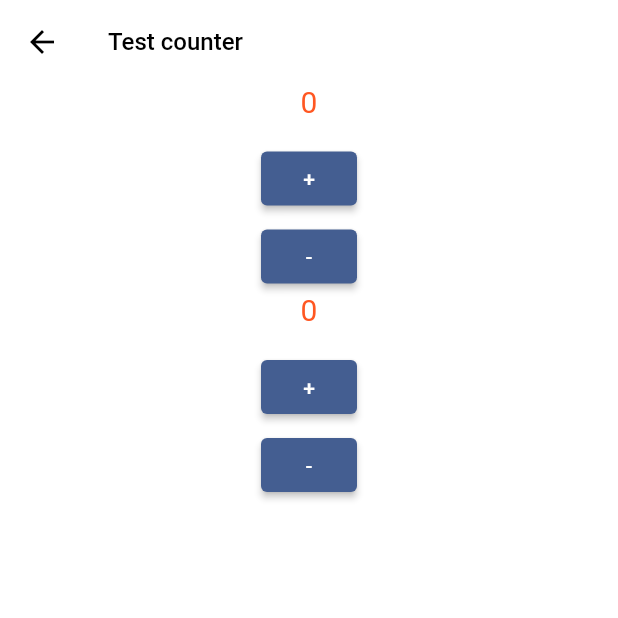
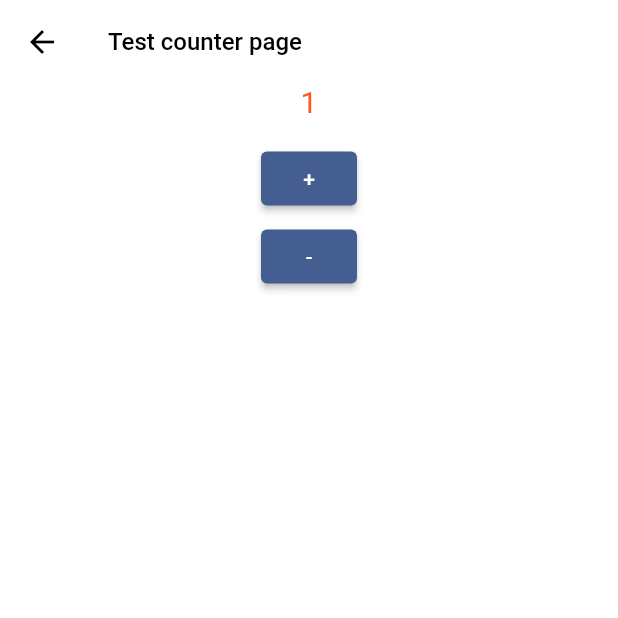
Before and after one commit to kwon0koang/test_flutter, a Flutter app: the TestCounterPage screen opened by its route, after a tap on an icon or button, on a phone screen of 412 x 824 dp, the top half of it. Run offline on Flutter 3.47's test engine with Material 2 defaults, Android fonts, the phone set to English and light mode, and no system bars; our stand-ins replace auto_route, dio, freezed_annotation, hooks_riverpod, logger, retrofit and 1 more; missing offline and left inert: dart:html; generated files the repository leaves out were written again.

Commit message:
[kyk] test riverpod & retrofit

```diff
--- a/lib/app_router.dart
+++ b/lib/app_router.dart
@@ -9,7 +9,7 @@ class AppRouter extends $AppRouter {
   final List<AutoRoute> routes = [
     AutoRoute(path: '/', page: MainRoute.page),
     AutoRoute(page: TestCounterRoute.page),
-    AutoRoute(page: TestRetrofitRoute.page),
-    AutoRoute(page: TestRetrofit2Route.page),
+    AutoRoute(page: TodoListRoute.page),
+    AutoRoute(page: TodoDetailRoute.page),
   ];
 }
--- a/lib/src/pages/test_counter/test_counter_page.dart
+++ b/lib/src/pages/test_counter/test_counter_page.dart
@@ -1,9 +1,7 @@
 import 'package:auto_route/annotations.dart';
 import 'package:flutter/material.dart';
 import 'package:hooks_riverpod/hooks_riverpod.dart';
-import 'package:logger/logger.dart';
 import 'package:test_flutter/src/common/default_layout.dart';
-import 'package:test_flutter/src/common/log.dart';
 import 'package:test_flutter/src/pages/test_counter/test_counter_view_model.dart';
 
 @RoutePage()
@@ -12,36 +10,17 @@ class TestCounterPage extends HookConsumerWidget {
 
   @override
   Widget build(BuildContext context, WidgetRef ref) {
-    final viewModel = ref.watch(testCounterViewModelProvider);
     final countProvider = ref.watch(countStateNotifierProvider);
 
     return DefaultLayout(
-      title: 'Test counter',
+      title: 'Test counter page',
       child: Center(
         child: Column(
           mainAxisAlignment: MainAxisAlignment.center,
           children: [
             Text(
-              '${viewModel.count}',
-              style: TextStyle(fontSize: 20, color: Colors.deepOrange),
-            ),
-            const SizedBox(height: 16),
-            ElevatedButton(
-              onPressed: () {
-                viewModel.increment();
-              },
-              child: const Text('+'),
-            ),
-            const SizedBox(height: 4),
-            ElevatedButton(
-              onPressed: () {
-                viewModel.decrement();
-              },
-              child: const Text('-'),
-            ),
-            Text(
-              '${countProvider}',
-              style: TextStyle(fontSize: 20, color: Colors.deepOrange),
+              '$countProvider',
+              style: const TextStyle(fontSize: 20, color: Colors.deepOrange),
             ),
             const SizedBox(height: 16),
             ElevatedButton(
--- a/lib/src/pages/test_counter/test_counter_view_model.dart
+++ b/lib/src/pages/test_counter/test_counter_view_model.dart
@@ -1,32 +1,7 @@
-import 'package:flutter/material.dart';
-import 'package:hooks_riverpod/hooks_riverpod.dart';
 import 'package:riverpod_annotation/riverpod_annotation.dart';
 import 'package:test_flutter/src/common/log.dart';
 
 part 'test_counter_view_model.g.dart';
-
-// @Riverpod(keepAlive: true)
-@riverpod
-TestCounterViewModel testCounterViewModel(TestCounterViewModelRef ref) =>
-    TestCounterViewModel(ref);
-
-class TestCounterViewModel {
-  final Ref _ref;
-
-  TestCounterViewModel(this._ref) {}
-
-  int count = 0;
-
-  void increment() {
-    count++;
-    Log.d(count);
-  }
-
-  void decrement() {
-    count--;
-    Log.d(count);
-  }
-}
 
 @riverpod
 class CountStateNotifier extends _$CountStateNotifier {
--- a/pubspec.yaml
+++ b/pubspec.yaml
@@ -73,6 +73,9 @@ dev_dependencies:
   # package. See that file for information about deactivating specific lint
   # rules and activating additional ones.
   flutter_lints: ^2.0.0
+
+  # flutter pub run build_runner watch
+  # flutter pub run build_runner build --delete-conflicting-outputs
   build_runner: ^2.3.3
 
   # Network
--- /dev/null
+++ b/test.txt
@@ -0,0 +1,2 @@
+flutter pub run build_runner watch
+flutter pub run build_runner build --delete-conflicting-outputs
```
Also changed, not shown: lib/src/pages/main/main_page.dart (+2 -10 lines), lib/src/pages/test_retrofit/test_retrofit_page.dart (deleted, +0 -49 lines), lib/src/pages/test_retrofit/test_retrofit_view_model.dart (deleted, +0 -25 lines), lib/src/pages/test_retrofit/todo_detail_page.dart (added, +25 -0 lines), lib/src/pages/test_retrofit/todo_list_page.dart (renamed from lib/src/pages/test_retrofit2/test_retrofit2_page.dart, +20 -25 lines), lib/src/pages/test_retrofit/todo_list_view_model.dart (added, +66 -0 lines), lib/src/pages/test_retrofit2/test_retrofit2_view_model.dart (deleted, +0 -37 lines), lib/app_router.gr.dart, lib/src/pages/test_counter/test_counter_view_model.g.dart, lib/src/pages/test_retrofit/todo_list_view_model.g.dart, lib/src/pages/test_retrofit2/test_retrofit2_view_model.g.dart (deleted).
